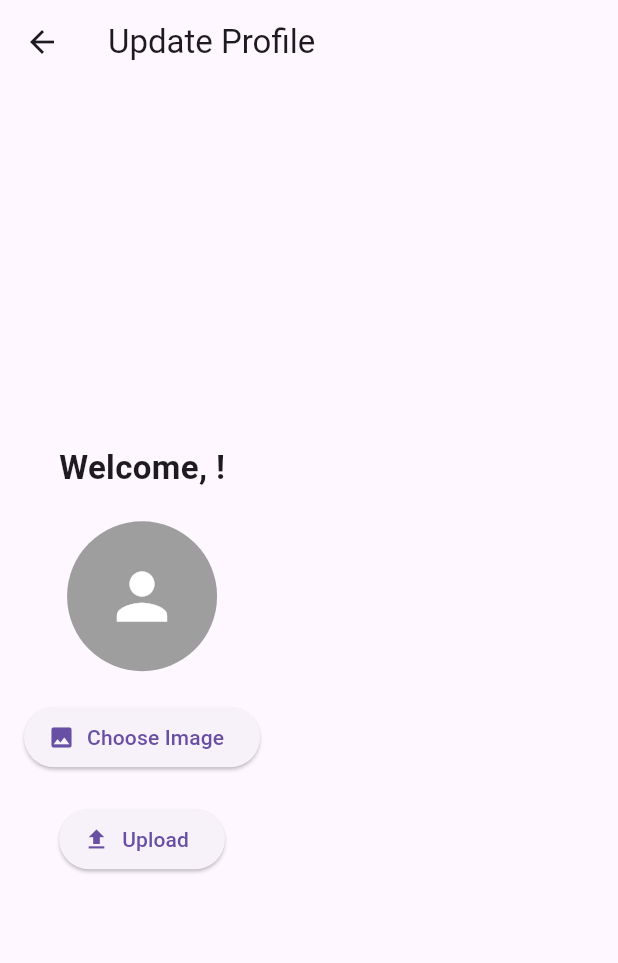
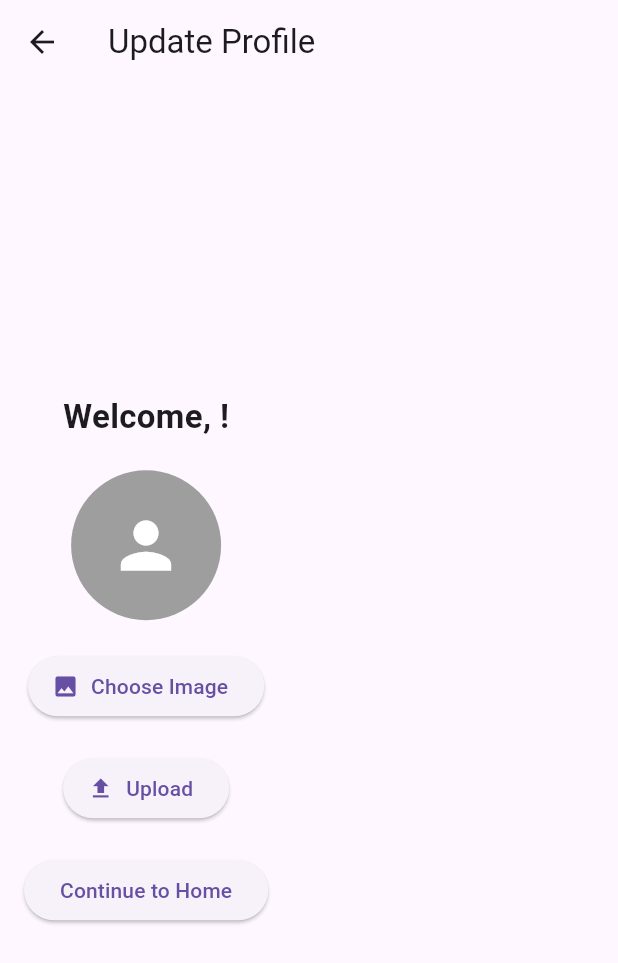
Before and after one commit to danielcyudoncy/task, a Flutter app: the ProfileUpdateScreen screen opened by its route, on a phone screen of 412 x 824 dp. Shown: the top 963 px of the screen. Run offline on Flutter 3.47's test engine with Material 3 defaults, Android fonts, the phone set to English and light mode, and no system bars; our stand-ins replace cloud_firestore, firebase_auth, firebase_core, firebase_messaging, firebase_storage, flutter_local_notifications and 3 more; accounts and stored records are empty.

```diff
--- a/lib/controllers/user_controller.dart
+++ b/lib/controllers/user_controller.dart
@@ -26,7 +26,8 @@ class UserController extends GetxController {
         return snapshot.docs.map((doc) {
           return {
             "id": doc.id,
-            "name": doc["name"] ?? "Unknown",
+            "name": doc["fullName"] ??
+                "Unknown", // Changed from "name" to "fullName"
           };
         }).toList();
       }),
@@ -44,7 +45,8 @@ class UserController extends GetxController {
         return snapshot.docs.map((doc) {
           return {
             "id": doc.id,
-            "name": doc["name"] ?? "Unknown",
+            "name": doc["fullName"] ??
+                "Unknown", // Changed from "name" to "fullName"
           };
         }).toList();
       }),
--- a/lib/routes/app_routes.dart
+++ b/lib/routes/app_routes.dart
@@ -6,6 +6,8 @@ import 'package:task/views/notification_screen.dart';
 import 'package:task/views/profile_update_screen.dart';
 import 'package:task/views/signup_screen.dart';
 import 'package:task/views/task_assignment_screen.dart';
+import 'package:task/views/task_creation_screen.dart';
+import 'package:task/views/task_list_screen.dart';
 
 class AppRoutes {
   static final routes = [
@@ -13,6 +15,8 @@ class AppRoutes {
     GetPage(name: "/login", page: () => LoginScreen()),
     GetPage(name: "/signup", page: () => SignUpScreen()),
     GetPage(name: "/profile-update", page: () => const ProfileUpdateScreen()),
+    GetPage(name: "/task-creation", page: () => TaskCreationScreen()),
+    GetPage(name: "/task-list", page: () => TaskListScreen()),
     GetPage(name: "/assignTask", page: () => TaskAssignmentScreen()),
     GetPage(name: "/notifications", page: () => NotificationScreen()),
 
--- a/lib/views/profile_update_screen.dart
+++ b/lib/views/profile_update_screen.dart
@@ -8,9 +8,11 @@ import 'dart:io';
 class ProfileUpdateScreen extends StatefulWidget {
   const ProfileUpdateScreen({super.key});
 
+
   @override
   ProfileUpdateScreenState createState() => ProfileUpdateScreenState();
 }
+
 
 class ProfileUpdateScreenState extends State<ProfileUpdateScreen> {
   File? _image;
@@ -50,7 +52,7 @@ class ProfileUpdateScreenState extends State<ProfileUpdateScreen> {
         child: Column(
           mainAxisAlignment: MainAxisAlignment.center,
           children: [
-            // ✅ Display User's Full Name
+            // Display User's Full Name
             Obx(() => Text(
                   "Welcome, ${authController.fullName.value}!",
                   style: const TextStyle(
@@ -58,17 +60,17 @@ class ProfileUpdateScreenState extends State<ProfileUpdateScreen> {
                 )),
             const SizedBox(height: 20),
 
-            // ✅ Profile Image Preview (From Firestore or Selected File)
+            // Profile Image Preview - Now using the profilePic observable
             Obx(() {
-              String profilePic =
-                  authController.auth.currentUser?.photoURL ?? "";
               return CircleAvatar(
                 radius: 50,
                 backgroundColor: Colors.grey,
                 backgroundImage: _image != null
                     ? FileImage(_image!) as ImageProvider
-                    : (profilePic.isNotEmpty ? NetworkImage(profilePic) : null),
-                child: _image == null && profilePic.isEmpty
+                    : (authController.profilePic.value.isNotEmpty
+                        ? NetworkImage(authController.profilePic.value)
+                        : null),
+                child: _image == null && authController.profilePic.value.isEmpty
                     ? const Icon(Icons.person, size: 50, color: Colors.white)
                     : null,
               );
@@ -93,6 +95,14 @@ class ProfileUpdateScreenState extends State<ProfileUpdateScreen> {
                     icon: const Icon(Icons.upload),
                     label: const Text("Upload"),
                   )),
+
+            const SizedBox(height: 20),
+
+            // Continue to Home button
+            ElevatedButton(
+              onPressed: () => Get.offAllNamed('/home'),
+              child: const Text("Continue to Home"),
+            ),
           ],
         ),
       ),
```
Also changed, not shown: lib/controllers/auth_controller.dart (+46 -10 lines), lib/controllers/task_controller.dart (+5 -2 lines), lib/main.dart (+6 -3 lines), lib/myApp.dart (+0 -9 lines), lib/service/firebase_service.dart (+22 -2 lines), lib/views/home_screen.dart (+15 -0 lines), lib/views/signup_screen.dart (+19 -3 lines), lib/service/firebase_messaging_service.dart (renamed from lib/service/firebase_messageing_service.dart).
